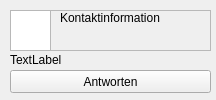
The window that desktop/notificationwindow.ui (thoto-wpt/annodere) describes before a commit, drawn with Qt 5.
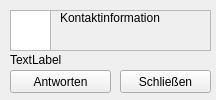
The same window after the commit.

Commit message: Window Border removed, close button added (only hides not_window)

The edit to the form file:
```diff
--- a/desktop/notificationwindow.ui
+++ b/desktop/notificationwindow.ui
@@ -31,7 +31,7 @@
     <rect>
      <x>10</x>
      <y>70</y>
-     <width>201</width>
+     <width>101</width>
      <height>23</height>
     </rect>
    </property>
@@ -78,6 +78,19 @@
     </property>
    </widget>
   </widget>
+  <widget class="QPushButton" name="pB_close">
+   <property name="geometry">
+    <rect>
+     <x>120</x>
+     <y>70</y>
+     <width>91</width>
+     <height>23</height>
+    </rect>
+   </property>
+   <property name="text">
+    <string>Schließen</string>
+   </property>
+  </widget>
  </widget>
  <resources/>
  <connections/>
```
The commit also changes 2 other files.
